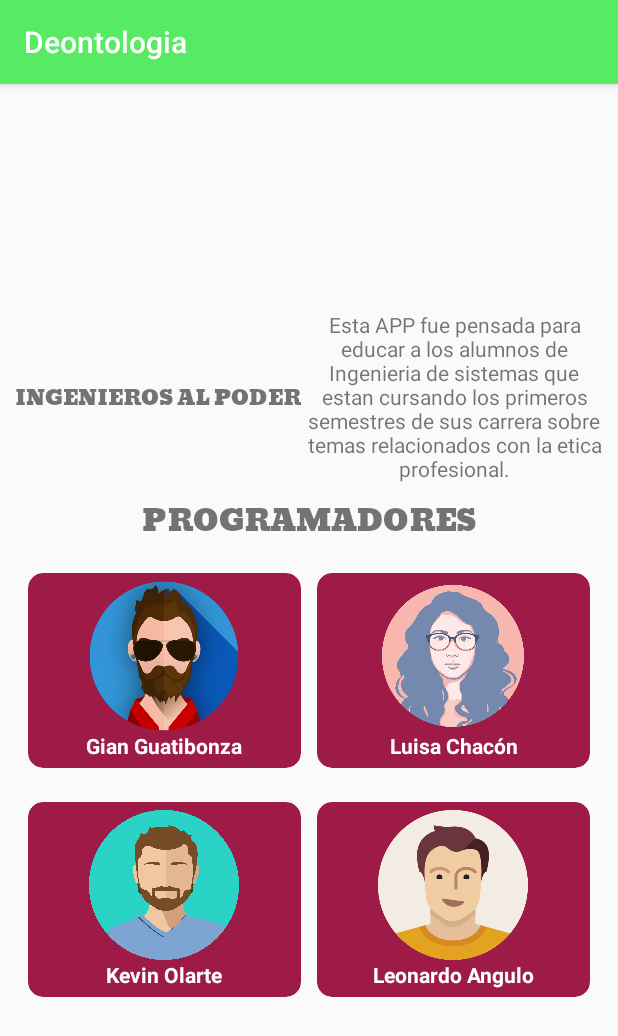
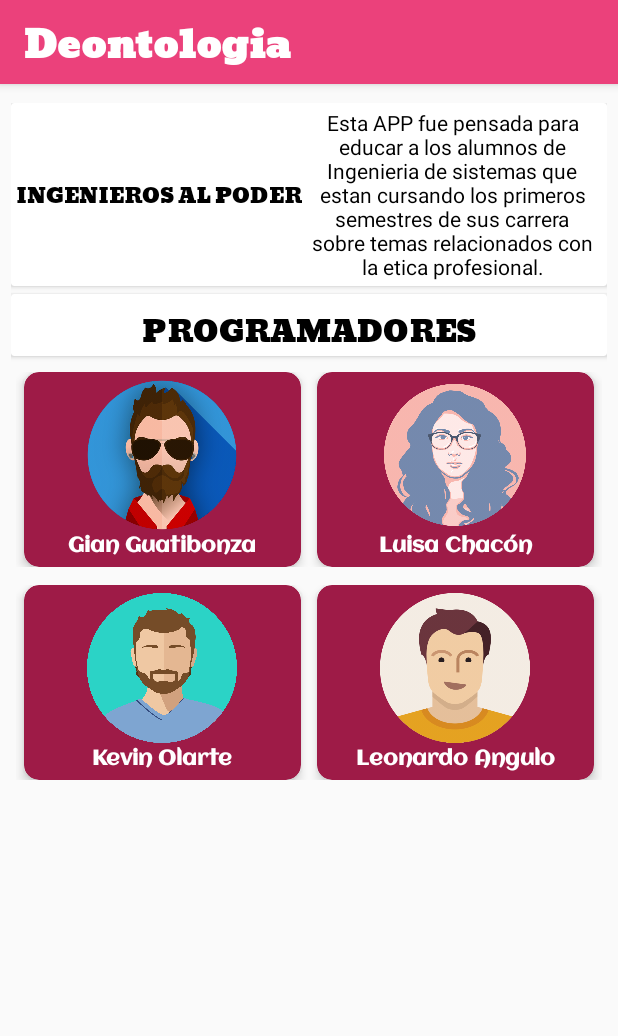
Before and after one commit to gguatibonza08/Deontologia, an Android app: the AcercaDe screen opened directly, with no data from a screen before it, on a phone screen of 412 x 824 dp. Shown: the top 1036 px of the screen. Run offline under Robolectric (Android 15) with nearby library versions, the phone set to English and light mode, and no system bars.

Commit message:
Arreglo de interfaz

```diff
--- a/app/src/main/res/layout/activity_acerca_de.xml
+++ b/app/src/main/res/layout/activity_acerca_de.xml
@@ -4,16 +4,31 @@
     xmlns:tools="http://schemas.android.com/tools"
     android:layout_width="match_parent"
     android:layout_height="match_parent"
-    android:gravity="center"
     android:orientation="vertical"
-    android:padding="10dp"
     tools:context=".AcercaDe">
 
+    <include
+        android:id="@+id/toolbarHome"
+        layout="@layout/toolbar"
+        android:layout_width="match_parent"
+        android:layout_height="wrap_content" />
+
+    <LinearLayout
+        android:layout_marginTop="5dp"
+        android:layout_width="match_parent"
+        android:layout_height="match_parent"
+        android:orientation="vertical"
+        android:padding="7dp">
+
+        <android.support.v7.widget.CardView
+            android:layout_width="match_parent"
+            android:layout_height="wrap_content">
 
             <LinearLayout
                 android:layout_width="match_parent"
                 android:layout_height="wrap_content"
-        android:orientation="horizontal">
+                android:orientation="horizontal"
+                android:padding="3dp">
 
                 <TextView
                     android:layout_width="wrap_content"
@@ -21,16 +36,26 @@
                     android:layout_gravity="center"
                     android:fontFamily="@font/bevan"
                     android:text="@string/nombreJuego"
-            android:textAlignment="center" />
+                    android:textAlignment="center"
+                    android:textColor="@color/textDark" />
 
                 <TextView
                     android:layout_width="wrap_content"
                     android:layout_height="wrap_content"
                     android:layout_marginLeft="3dp"
+                    android:layout_marginRight="3dp"
                     android:text="@string/textoPor"
-            android:textAlignment="center" />
+                    android:textAlignment="center"
+                    android:textColor="@color/textDark" />
 
             </LinearLayout>
+
+        </android.support.v7.widget.CardView>
+
+        <android.support.v7.widget.CardView
+            android:layout_width="match_parent"
+            android:layout_height="wrap_content"
+            android:layout_marginTop="5dp">
 
             <TextView
                 android:layout_width="match_parent"
@@ -39,12 +64,15 @@
                 android:fontFamily="@font/bevan"
                 android:text="@string/programadores"
                 android:textAlignment="center"
+                android:textColor="@color/textDark"
                 android:textSize="20sp" />
+
+        </android.support.v7.widget.CardView>
 
         <LinearLayout
             android:layout_width="match_parent"
             android:layout_height="wrap_content"
-        android:layout_marginTop="10dp"
+            android:layout_marginTop="7dp"
             android:orientation="horizontal"
             android:padding="3dp"
             android:weightSum="1">
@@ -53,10 +81,12 @@
             <android.support.v7.widget.CardView
                 android:layout_width="0dp"
                 android:layout_height="wrap_content"
-            android:layout_margin="5dp"
+                android:layout_marginLeft="5dp"
+                android:layout_marginRight="5dp"
                 android:layout_weight=".5"
                 app:cardBackgroundColor="@color/dark"
-            app:cardCornerRadius="10dp">
+                app:cardCornerRadius="10dp"
+                app:cardElevation="4dp">
 
                 <LinearLayout
                     android:layout_width="match_parent"
@@ -74,6 +104,7 @@
                         android:layout_width="match_parent"
                         android:layout_height="wrap_content"
                         android:layout_marginBottom="5dp"
+                        android:fontFamily="@font/aclonica"
                         android:text="@string/gk"
                         android:textAlignment="center"
                         android:textColor="@color/textCard"
@@ -86,10 +117,12 @@
             <android.support.v7.widget.CardView
                 android:layout_width="0dp"
                 android:layout_height="wrap_content"
-            android:layout_margin="5dp"
+                android:layout_marginLeft="5dp"
+                android:layout_marginRight="5dp"
                 android:layout_weight=".5"
                 app:cardBackgroundColor="@color/dark"
-            app:cardCornerRadius="10dp">
+                app:cardCornerRadius="10dp"
+                app:cardElevation="4dp">
 
                 <LinearLayout
                     android:layout_width="match_parent"
@@ -107,6 +140,7 @@
                         android:layout_width="match_parent"
                         android:layout_height="wrap_content"
                         android:layout_marginBottom="5dp"
+                        android:fontFamily="@font/aclonica"
                         android:text="@string/nandy"
                         android:textAlignment="center"
                         android:textColor="@color/textCard"
@@ -130,10 +164,12 @@
             <android.support.v7.widget.CardView
                 android:layout_width="0dp"
                 android:layout_height="wrap_content"
-            android:layout_margin="5dp"
+                android:layout_marginLeft="5dp"
+                android:layout_marginRight="5dp"
                 android:layout_weight=".5"
                 app:cardBackgroundColor="@color/dark"
-            app:cardCornerRadius="10dp">
+                app:cardCornerRadius="10dp"
+                app:cardElevation="4dp">
 
                 <LinearLayout
                     android:layout_width="match_parent"
@@ -151,6 +187,7 @@
                         android:layout_width="match_parent"
                         android:layout_height="wrap_content"
                         android:layout_marginBottom="5dp"
+                        android:fontFamily="@font/aclonica"
                         android:text="@string/kolarte"
                         android:textAlignment="center"
                         android:textColor="@color/textCard"
@@ -163,10 +200,12 @@
             <android.support.v7.widget.CardView
                 android:layout_width="0dp"
                 android:layout_height="wrap_content"
-            android:layout_margin="5dp"
+                android:layout_marginLeft="5dp"
+                android:layout_marginRight="5dp"
                 android:layout_weight=".5"
                 app:cardBackgroundColor="@color/dark"
-            app:cardCornerRadius="10dp">
+                app:cardCornerRadius="10dp"
+                app:cardElevation="4dp">
 
                 <LinearLayout
                     android:layout_width="match_parent"
@@ -184,6 +223,7 @@
                         android:layout_width="match_parent"
                         android:layout_height="wrap_content"
                         android:layout_marginBottom="5dp"
+                        android:fontFamily="@font/aclonica"
                         android:text="@string/leo"
                         android:textAlignment="center"
                         android:textColor="@color/textCard"
@@ -194,4 +234,8 @@
             </android.support.v7.widget.CardView>
 
         </LinearLayout>
+
+
     </LinearLayout>
+
+</LinearLayout>
--- /dev/null
+++ b/app/src/main/res/layout/toolbar.xml
@@ -0,0 +1,31 @@
+<?xml version="1.0" encoding="utf-8"?>
+<android.support.design.widget.AppBarLayout xmlns:android="http://schemas.android.com/apk/res/android"
+    xmlns:app="http://schemas.android.com/apk/res-auto"
+    android:layout_width="match_parent"
+    android:layout_height="match_parent"
+    android:background="?attr/colorPrimary"
+    android:elevation="4dp"
+    android:minHeight="?attr/actionBarSize"
+    android:theme="@style/AppTheme.AppBarOverlay">
+
+
+    <android.support.v7.widget.Toolbar
+        android:id="@+id/toolbar"
+        android:layout_width="match_parent"
+        android:layout_height="?attr/actionBarSize"
+        android:background="?attr/colorPrimary"
+        app:popupTheme="@style/AppTheme.PopupOverlay">
+
+        <TextView
+            android:layout_width="match_parent"
+            android:layout_height="wrap_content"
+            android:fontFamily="@font/bevan"
+            android:text="@string/app_name"
+            android:textColor="@color/textCard"
+            android:textSize="25sp"
+            android:textStyle="bold" />
+
+    </android.support.v7.widget.Toolbar>
+
+
+</android.support.design.widget.AppBarLayout>
--- a/app/src/main/res/values/colors.xml
+++ b/app/src/main/res/values/colors.xml
@@ -1,8 +1,9 @@
 <?xml version="1.0" encoding="utf-8"?>
 <resources>
-    <color name="colorPrimary">#57EB64</color>
-    <color name="colorPrimaryDark">#2B9E35</color>
-    <color name="colorAccent">#EB417B</color>
+    <color name="colorPrimary">#EB417B</color>
+    <color name="colorPrimaryDark">#9E1B47</color>
+    <color name="colorAccent">#57EB64</color>
     <color name="dark">#9E1B47</color>
     <color name="textCard">#fff</color>
+    <color name="textDark">#000</color>
 </resources>
--- a/app/src/main/res/values/strings.xml
+++ b/app/src/main/res/values/strings.xml
@@ -12,7 +12,7 @@
     <string name="comoJugar">Como Jugar</string>
     <string name="AcercaApp">Acerca de la APP</string>
     <string name="programadores">PROGRAMADORES</string>
-    <string name="eleccionAvatar">Escoge tu avatar</string>
+    <string name="eleccionAvatar">ESCOGE TU AVATAR</string>
     <string name="hazEscogidoA">Haz escogido a: </string>
     <string name="aceptar">Aceptar</string>
     <string name="textoPor">Esta APP fue pensada para educar a los alumnos de Ingenieria de sistemas que estan cursando los primeros semestres de sus carrera sobre temas relacionados con la etica profesional.</string>
--- a/app/src/main/res/values/styles.xml
+++ b/app/src/main/res/values/styles.xml
@@ -3,9 +3,16 @@
     <!-- Base application theme. -->
     <style name="AppTheme" parent="Theme.AppCompat.Light.DarkActionBar">
         <!-- Customize your theme here. -->
+        <item name="windowActionBar">false</item>
+
+        <item name="windowNoTitle">true</item>
         <item name="colorPrimary">@color/colorPrimary</item>
         <item name="colorPrimaryDark">@color/colorPrimaryDark</item>
         <item name="colorAccent">@color/colorAccent</item>
     </style>
 
+    <style name="AppTheme.AppBarOverlay" parent="ThemeOverlay.AppCompat.Dark.ActionBar" />
+
+    <style name="AppTheme.PopupOverlay" parent="ThemeOverlay.AppCompat.Light" />
+
 </resources>
```
Also changed, not shown: app/src/main/res/layout/activity_como_jugar.xml (+9 -2 lines), app/src/main/res/layout/activity_eleccion_avatar.xml (+42 -10 lines), app/src/main/res/layout/activity_main.xml (+19 -5 lines), app/src/main/res/font/aclonica.ttf (added). Lines whose indentation alone changed are shown as unchanged.
